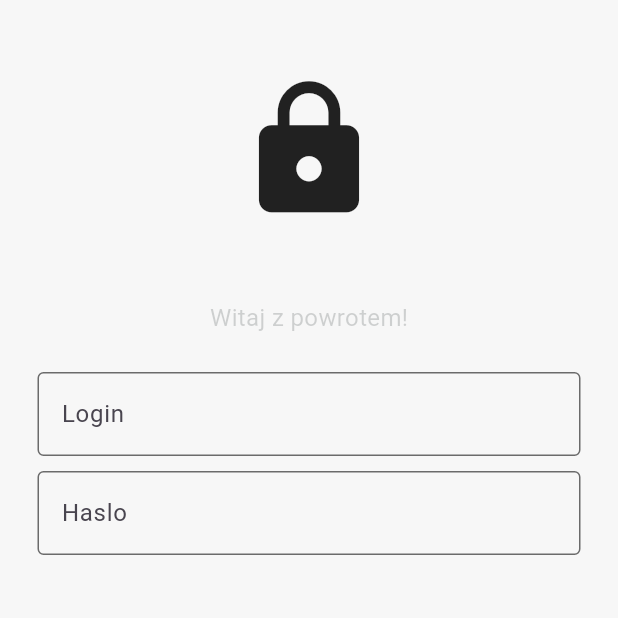
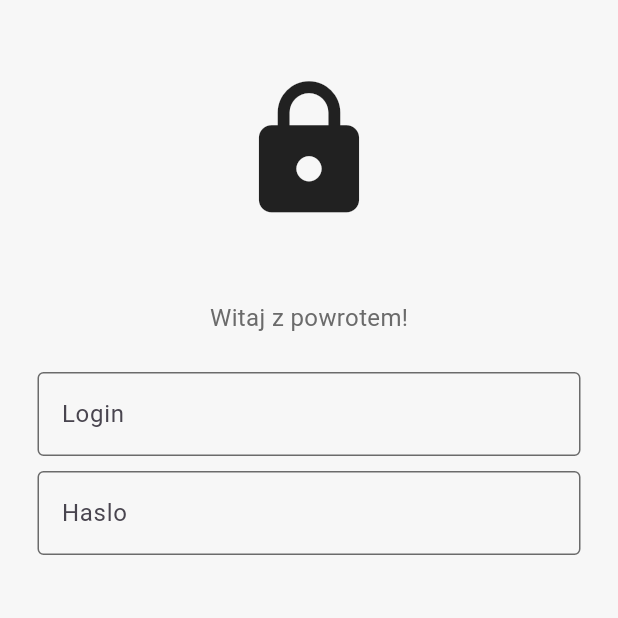
Before and after one commit to jarek420/IPZ, a Flutter app: the screen it shows after launch, on a phone screen of 412 x 824 dp, the top half of it. Run offline on Flutter 3.47's test engine with Material 3 defaults, Android fonts, the phone set to English and light mode, and no system bars.

Commit message:
Changing the colour

```diff
--- a/ipz_parkinghunter/lib/Pages/login_view.dart
+++ b/ipz_parkinghunter/lib/Pages/login_view.dart
@@ -32,7 +32,7 @@ class LoginPage extends StatelessWidget
 
                // Welcome back notification
                Text('Witaj z powrotem!',
-               style: TextStyle(color: Color.fromARGB(57, 62, 70, 70),
+               style: TextStyle(color: Color.fromARGB(255, 107, 107, 107),
                fontSize: 16,),
                ),
 
```
